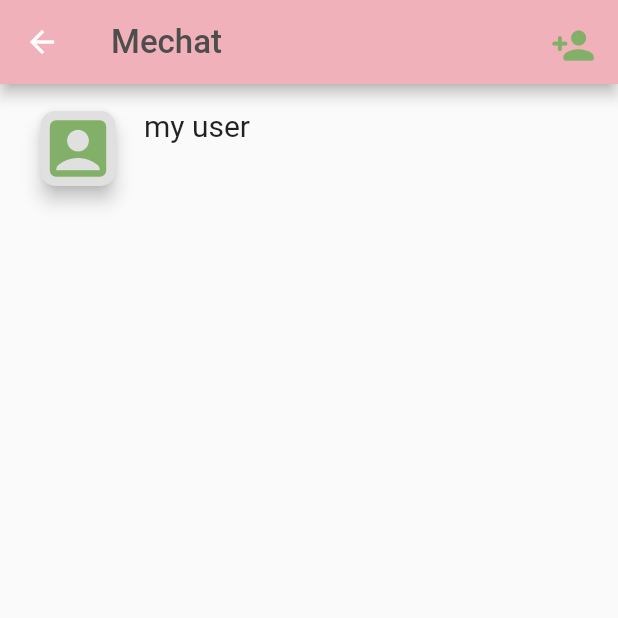
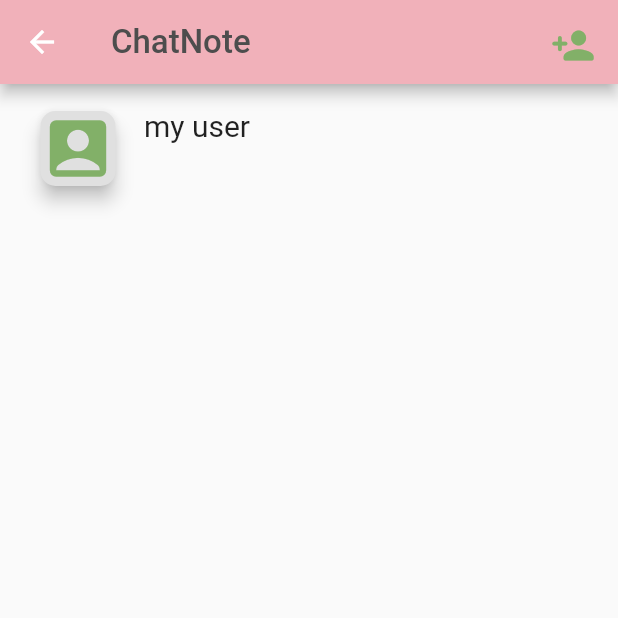
Before and after one commit to kabigon-li/flutter-practice, a Flutter app: the _Home screen opened directly, on a phone screen of 412 x 824 dp, the top half of it. Run offline on Flutter 3.47's test engine with Material 2 defaults, Android fonts, the phone set to English and light mode, and no system bars; our stand-ins replace flutter_calendar_carousel, fluttertoast, image_picker, settings_ui, sqflite; accounts and stored records are empty; Roboto replaces fonts that are missing (iconfont).

Commit message:
update: home appbar title changed

```diff
--- a/lib/tab/home.dart
+++ b/lib/tab/home.dart
@@ -54,7 +54,7 @@ class _Home extends StatelessWidget {
           child: Row(
             children: [
               Text(
-                'Mechat',
+                'ChatNote',
                 style: TextStyle(
                   fontSize: 22,
                   fontFamily: 'iconfont',
```
